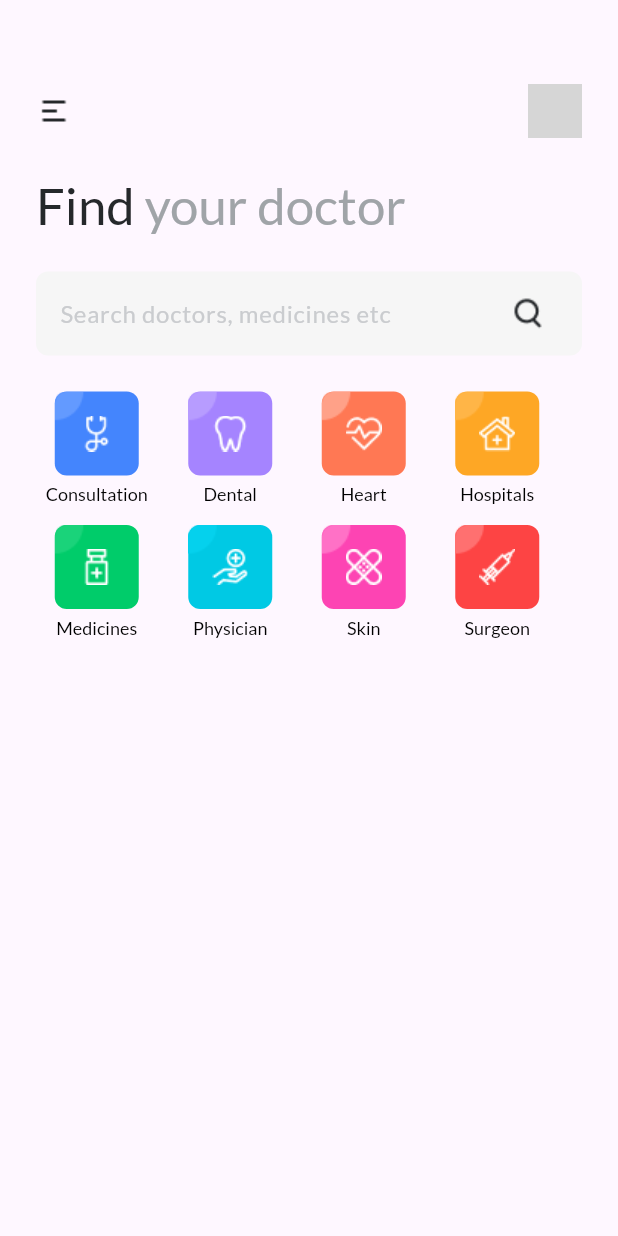
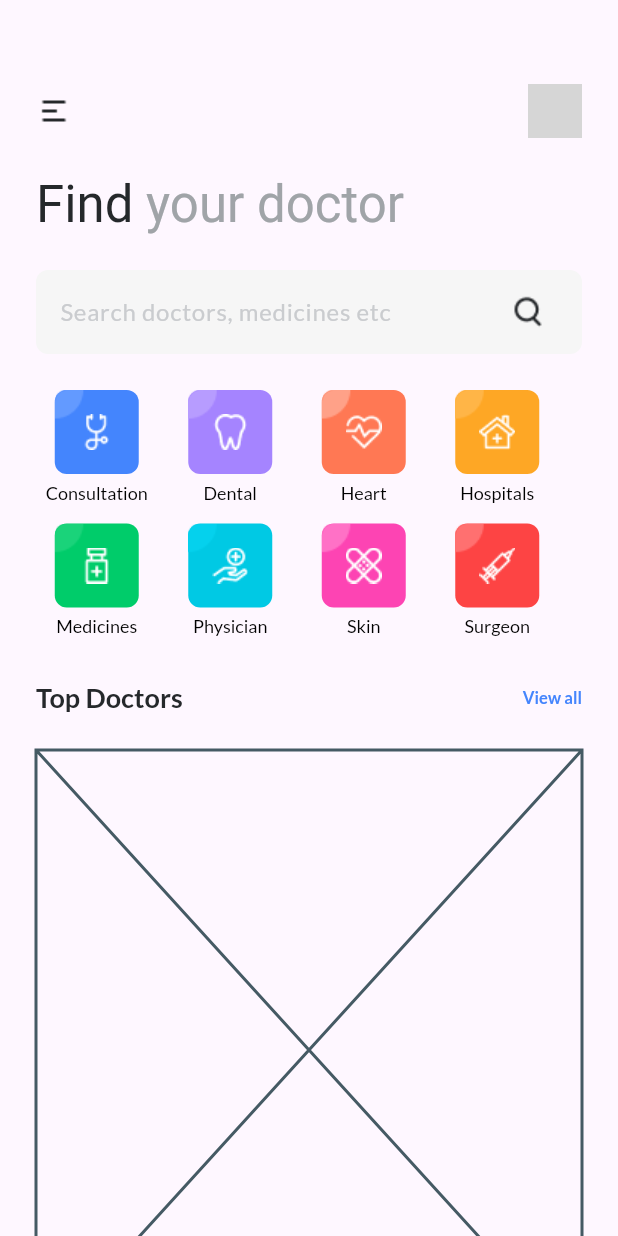
Before and after one commit to AEG14/find_your_doctor_app, a Flutter app: the screen it shows after launch, on a phone screen of 412 x 824 dp. Run offline on Flutter 3.47's test engine with Material 2 defaults, Android fonts, the phone set to English and light mode, and no system bars; our stand-ins replace google_fonts; grey boxes are pictures that could not be loaded.

Commit message:
Harley - Added top doctors data and singlechildscrollview

```diff
--- /dev/null
+++ b/lib/doctors_model/top_doctors_data.dart
@@ -0,0 +1,66 @@
+class Doctor {
+  Doctor(
+      {this.topDoctorName = '',
+      this.topDoctorSpecialty = '',
+      this.topDoctorRating = '',
+      this.topDoctorHospital = '',
+      this.topDoctorNumberOfPatient = '',
+      this.topDoctorYearOfExperience = '',
+      this.topDoctorDescription = '',
+      this.topDoctorPicture = ''});
+  String topDoctorName;
+  String topDoctorSpecialty;
+  String topDoctorRating;
+  String topDoctorHospital;
+  String topDoctorNumberOfPatient;
+  String topDoctorYearOfExperience;
+  String topDoctorDescription;
+  String topDoctorPicture;
+}
+
+var topDoctors = [
+  Doctor(
+    topDoctorName: 'dr. Gilang Segara Bening',
+    topDoctorSpecialty: 'Heart',
+    topDoctorRating: '4.8',
+    topDoctorHospital: 'Persahabatan Hospital',
+    topDoctorNumberOfPatient: '1221',
+    topDoctorYearOfExperience: '3',
+    topDoctorDescription:
+        'dr. Gilang is one of the best doctors in the Persahabatan Hospital. He has saved more than 1000 patients in the past 3 years. He has also received many awards from domestic and abroad as the best doctors. He is available on a private or schedule. ',
+    topDoctorPicture: 'assets/images/png/doctor1.png',
+  ),
+  Doctor(
+    topDoctorName: 'dr. Shabil Chan',
+    topDoctorSpecialty: 'Dental',
+    topDoctorRating: '4.7',
+    topDoctorHospital: 'Columbia Hospital',
+    topDoctorNumberOfPatient: '964',
+    topDoctorYearOfExperience: '2',
+    topDoctorDescription:
+        'dr. Shabil is one of the best doctors in the Columbia Hospital. He has saved more than 900 patients in the past 3 years. He has also received many awards from domestic and abroad as the best doctors. He is available on a private or schedule. ',
+    topDoctorPicture: 'assets/images/png/doctor2.png',
+  ),
+  Doctor(
+    topDoctorName: 'dr. Mustakim',
+    topDoctorSpecialty: 'Eye',
+    topDoctorRating: '4.6',
+    topDoctorHospital: 'Salemba Carolus Hospital',
+    topDoctorNumberOfPatient: '762',
+    topDoctorYearOfExperience: '2',
+    topDoctorDescription:
+        'dr. Shabil is one of the best doctors in the Columbia Hospital. He has saved more than 900 patients in the past 3 years. He has also received many awards from domestic and abroad as the best doctors. He is available on a private or schedule. ',
+    topDoctorPicture: 'assets/images/png/doctor3.png',
+  ),
+  Doctor(
+    topDoctorName: 'dr. Suprihatini',
+    topDoctorSpecialty: 'Eye',
+    topDoctorRating: '4.6',
+    topDoctorHospital: 'Salemba Carolus Hospital',
+    topDoctorNumberOfPatient: '606',
+    topDoctorYearOfExperience: '2',
+    topDoctorDescription:
+        'dr. Shabil is one of the best doctors in the Columbia Hospital. He has saved more than 900 patients in the past 3 years. He has also received many awards from domestic and abroad as the best doctors. He is available on a private or schedule. ',
+    topDoctorPicture: 'assets/images/png/doctor4.png',
+  ),
+];
--- a/lib/pages/my_home_page.dart
+++ b/lib/pages/my_home_page.dart
@@ -1,10 +1,10 @@
 import 'package:flutter/material.dart';
+import '../widgets/list_of_top_doctors.dart';
 import '../widgets/mini_profile_card.dart';
 import '../widgets/search_box.dart';
 import '../widgets/category_card.dart';
 import '../arrayData/CategoryArray.dart';
-import 'package:google_fonts/google_fonts.dart';
-//import 'package:flutter_svg/flutter_svg.dart';
+// import 'package:google_fonts/google_fonts';
 
 class MyHomePage extends StatefulWidget {
   const MyHomePage({Key? key}) : super(key: key);
@@ -17,10 +17,12 @@ class _MyHomePageState extends State<MyHomePage> {
   @override
   Widget build(BuildContext context) {
     return Scaffold(
-      body: Container(
+      body: SingleChildScrollView(
+        child: Container(
           child: Padding(
             padding: const EdgeInsets.only(left: 24.0, right: 24.0),
             child: Column(
+              crossAxisAlignment: CrossAxisAlignment.start,
               children: [
                 SizedBox(
                   height: 56,
@@ -56,7 +58,7 @@ class _MyHomePageState extends State<MyHomePage> {
                       children: [
                         TextSpan(
                           text: "Find ",
-                        style: GoogleFonts.lato(
+                          style: TextStyle(
                             fontWeight: FontWeight.w400,
                             fontSize: 34,
                             color: Color(0xFF25282B),
@@ -64,7 +66,7 @@ class _MyHomePageState extends State<MyHomePage> {
                         ),
                         TextSpan(
                           text: "your doctor",
-                        style: GoogleFonts.lato(
+                          style: TextStyle(
                             fontSize: 34,
                             color: Color(0xFFA0A4A8),
                           ),
@@ -78,7 +80,7 @@ class _MyHomePageState extends State<MyHomePage> {
                 ),
                 SearchBox(
                   onChanged: (value) {
-                  // some funtionalitiessss
+                    // some functionalities
                   },
                 ),
                 SizedBox(height: 24),
@@ -102,7 +104,41 @@ class _MyHomePageState extends State<MyHomePage> {
                     },
                   ),
                 ),
+                // Fixed container at the bottom
+                const SizedBox(
+                  height: 24,
+                ),
+                const Row(
+                  mainAxisAlignment: MainAxisAlignment.spaceBetween,
+                  children: [
+                    Text(
+                      'Top Doctors',
+                      style: TextStyle(
+                        color: Color(0xFF25282B),
+                        fontSize: 18,
+                        fontFamily: 'Lato',
+                        fontWeight: FontWeight.w700,
+                        height: 0,
+                        letterSpacing: 0.04,
+                      ),
+                    ),
+                    Text(
+                      'View all',
+                      style: TextStyle(
+                        color: Color(0xFF4485FD),
+                        fontSize: 11,
+                        fontFamily: 'Lato',
+                        fontWeight: FontWeight.w700,
+                        height: 0,
+                        letterSpacing: 0.03,
+                      ),
+                    ),
                   ],
+                ),
+                const SizedBox(height: 24,),
+                const ListOfTopDoctors(),
+              ],
+            ),
           ),
         ),
       ),
--- /dev/null
+++ b/lib/widgets/list_of_top_doctors.dart
@@ -0,0 +1,22 @@
+import 'package:flutter/material.dart';
+
+import '../doctors_model/top_doctors_data.dart';
+import 'top_doctors_card.dart';
+
+class ListOfTopDoctors extends StatelessWidget {
+  const ListOfTopDoctors({super.key});
+
+  @override
+  Widget build(BuildContext context) {
+    return ListView.builder(
+      shrinkWrap: true,
+      itemCount: topDoctors.length,
+      itemBuilder: (context, index) {
+        return GestureDetector(
+          onTap: () {},
+          child: TopDoctorsCard(),
+        );
+      },
+    );
+  }
+}
--- /dev/null
+++ b/lib/widgets/top_doctors_card.dart
@@ -0,0 +1,10 @@
+import 'package:flutter/material.dart';
+
+class TopDoctorsCard extends StatelessWidget {
+  const TopDoctorsCard({super.key});
+
+  @override
+  Widget build(BuildContext context) {
+    return const Placeholder();
+  }
+}
```
Lines whose indentation alone changed are shown as unchanged.
